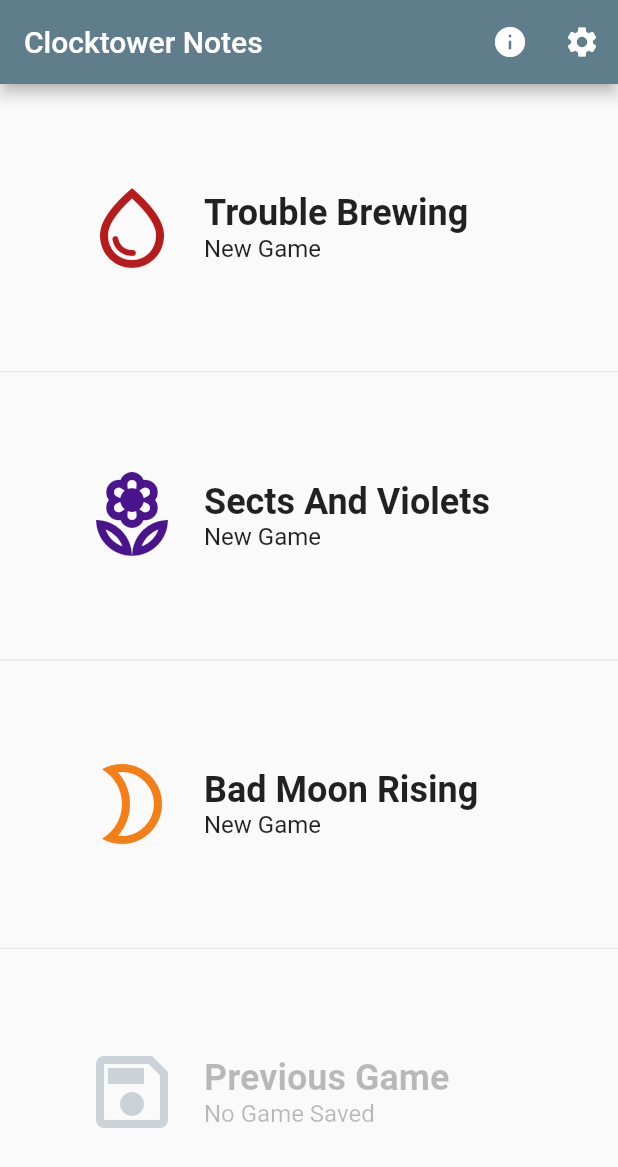
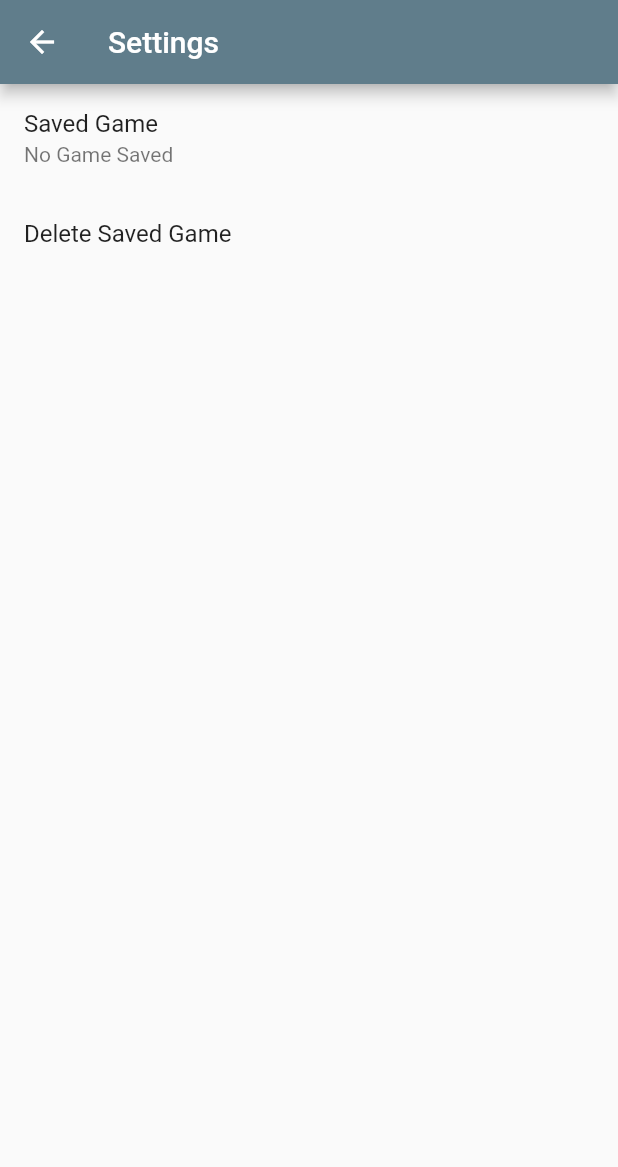
Before and after one commit to tilatrivia/clocktower-notebook, a Flutter app: the screen it shows after launch, after a tap on the "settings" icon, on a phone screen of 412 x 824 dp. Shown: the top 1167 px of the screen. Run offline on Flutter 3.47's test engine with Material 2 defaults, Android fonts, the phone set to English and light mode, and no system bars; our stand-ins replace shared_preferences.

Commit message:
Add settings page

```diff
--- a/lib/home.dart
+++ b/lib/home.dart
@@ -1,4 +1,5 @@
 import 'package:clocktower_notes/about.dart';
+import 'package:clocktower_notes/settings.dart';
 import 'package:clocktower_notes/widgets/main_option.dart';
 import 'package:flutter/material.dart';
 
@@ -38,9 +39,10 @@ class _HomePageState extends State<HomePage> {
         MaterialPageRoute(builder: (context) => const AboutPage()));
   }
 
-  void _openSettings() {
-    // Navigator.of(context).push(
-    //     MaterialPageRoute(builder: (context) => const SettingsPage()));
+  void _openSettings() async {
+    await Navigator.of(context).push(
+        MaterialPageRoute(builder: (context) => const SettingsPage()));
+    _checkStore();
   }
 
   @override
--- /dev/null
+++ b/lib/settings.dart
@@ -0,0 +1,65 @@
+import 'package:flutter/material.dart';
+
+import 'data/store.dart';
+import 'model/game.dart';
+
+class SettingsPage extends StatefulWidget {
+  const SettingsPage({Key? key}) : super(key: key);
+
+  @override
+  State<StatefulWidget> createState() => _SettingsPageState();
+}
+
+class _SettingsPageState extends State<SettingsPage> {
+  Game? savedGame;
+
+  void _clearSavedGame() {
+    Store.clearGame();
+    _checkStore();
+  }
+
+  void _checkStore() async {
+    final Game? retrievedGame = await Store.getGame();
+
+    if (retrievedGame != null) {
+      setState(() {
+        savedGame = retrievedGame;
+      });
+    } else {
+      setState(() {
+        savedGame = null;
+      });
+    }
+  }
+
+  @override
+  void initState() {
+    super.initState();
+
+    _checkStore();
+  }
+
+  @override
+  Widget build(BuildContext context) {
+    return Scaffold(
+        appBar: AppBar(
+          title: const Text("Settings"),
+        ),
+        body: Column(
+          crossAxisAlignment: CrossAxisAlignment.start,
+          children: [
+            ListTile(
+              title: const Text("Saved Game",
+                // style: TextStyle(fontWeight: FontWeight.w600, fontSize: 18),
+              ),
+              subtitle: Text((savedGame != null) ? "Script: ${savedGame?.script.name} Players: ${savedGame?.players.length}" : "No Game Saved"),
+            ),
+            ListTile(
+              title: const Text("Delete Saved Game"),
+              onTap: _clearSavedGame,
+            ),
+          ],
+        )
+    );
+  }
+}
```
